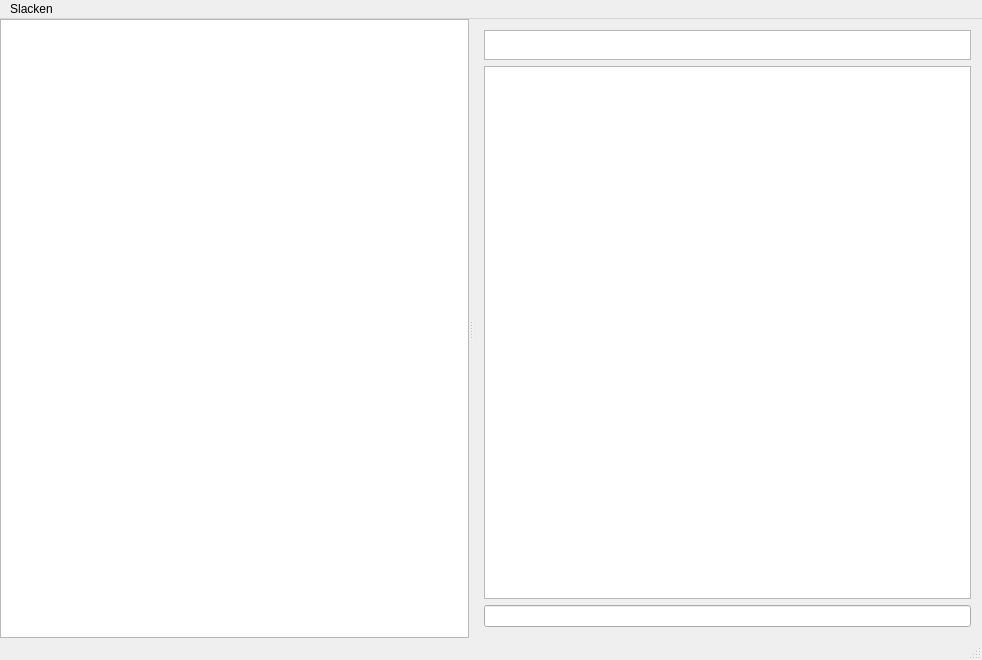
pinaraf/Slacken, file mainwindow.ui: the form before one commit.
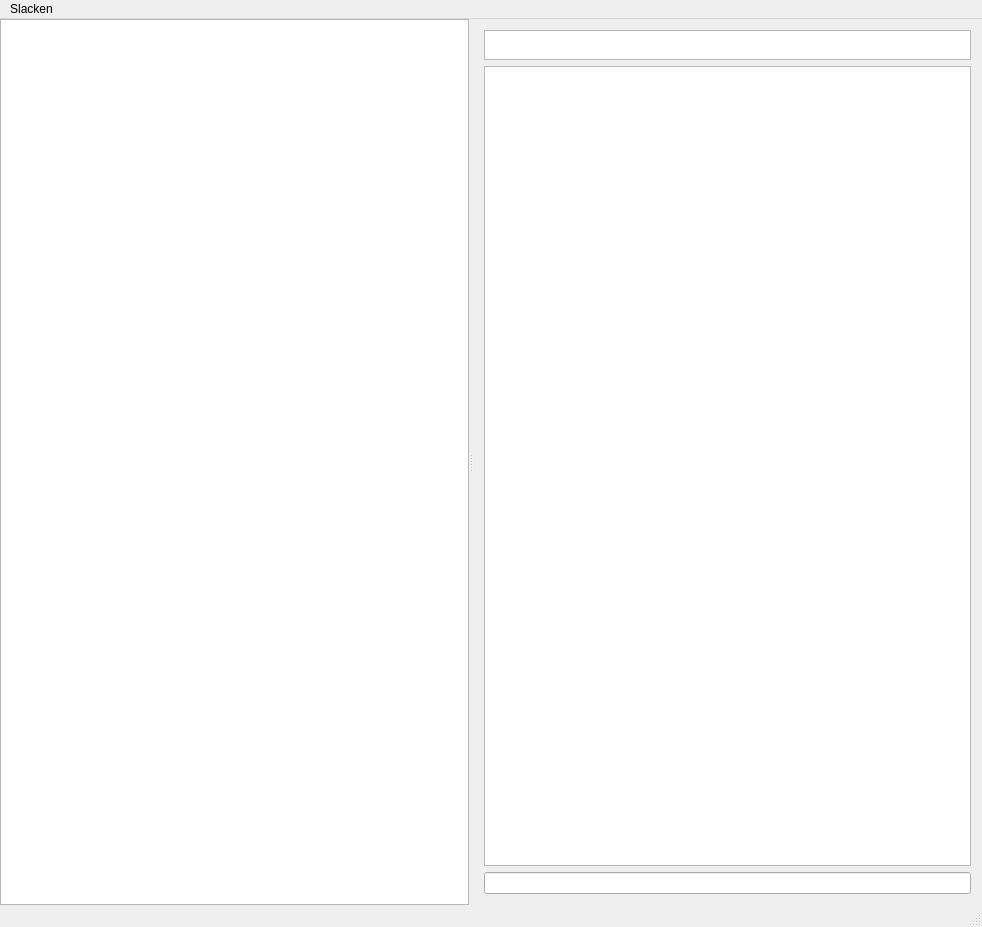
The form after the commit. Icons and pictures are not drawn.

Commit message: Start working on the multi-team UI, and dynamically add im/channel/mpim

The edit to the form file:
```diff
--- a/mainwindow.ui
+++ b/mainwindow.ui
@@ -7,7 +7,7 @@
     <x>0</x>
     <y>0</y>
     <width>982</width>
-    <height>660</height>
+    <height>927</height>
    </rect>
   </property>
   <property name="windowTitle">
@@ -36,15 +36,23 @@
       <property name="orientation">
        <enum>Qt::Horizontal</enum>
       </property>
-      <widget class="QListWidget" name="channelListWidget">
+      <widget class="QTreeWidget" name="channelTreeWidget">
        <property name="sizePolicy">
         <sizepolicy hsizetype="Minimum" vsizetype="Expanding">
          <horstretch>0</horstretch>
          <verstretch>0</verstretch>
         </sizepolicy>
        </property>
+       <attribute name="headerVisible">
+        <bool>false</bool>
+       </attribute>
+       <column>
+        <property name="text">
+         <string notr="true">1</string>
+        </property>
+       </column>
       </widget>
-      <widget class="QWidget" name="">
+      <widget class="QWidget" name="layoutWidget">
        <layout class="QVBoxLayout" name="verticalLayout">
         <item>
          <widget class="QTextBrowser" name="topicViewer">
```
Left out of the diff: 2 changed lines with no effect on the pictures. The commit also changes 4 other files.
